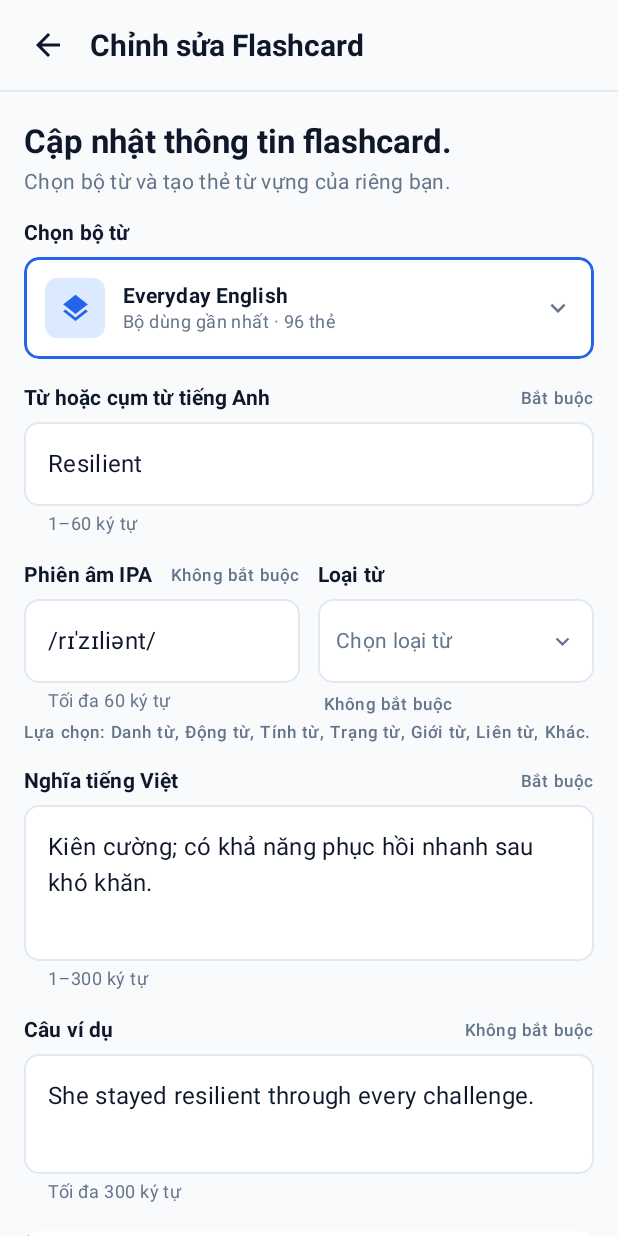
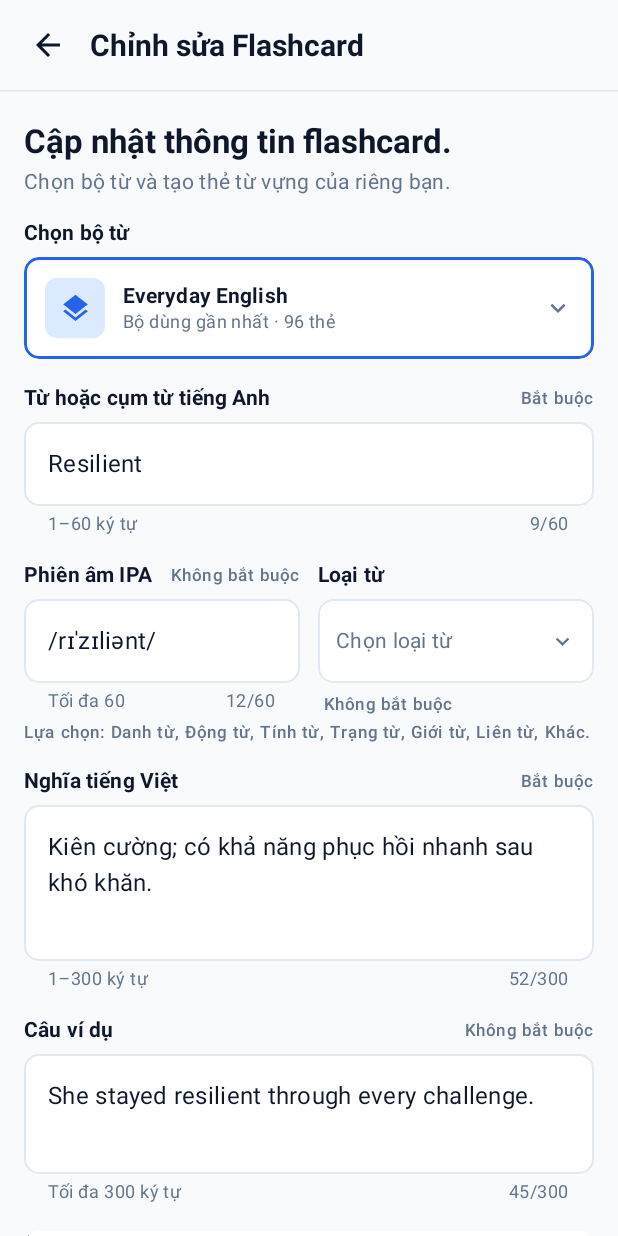
Before and after one commit to ngtngduy/Flashcard-Spaced_Repition, an Android app built with Jetpack Compose: the @Preview function CardEditorScreenLightPreview, on a phone screen of 412 x 824 dp. Run offline under Robolectric (Android 15) with nearby library versions, the phone set to English and light mode, and no system bars.

Commit message:
feat(cardeditor): add field length validation

```diff
--- a/app/src/main/java/com/uth/memora/feature/cardeditor/CardEditorScreen.kt
+++ b/app/src/main/java/com/uth/memora/feature/cardeditor/CardEditorScreen.kt
@@ -238,13 +238,11 @@ fun CardEditorScreen(
                             )
                         },
                         supportingText = {
-                            Text(
-                                text = uiState.wordError ?: "1–${Card.MAX_WORD_LENGTH} ký tự",
-                                color = if (uiState.wordError != null) {
-                                    MaterialTheme.colorScheme.error
-                                } else {
-                                    MaterialTheme.colorScheme.onSurfaceVariant
-                                }
+                            CardEditorSupportingCounterText(
+                                errorText = uiState.wordError,
+                                defaultHintText = "1–${Card.MAX_WORD_LENGTH} ký tự",
+                                currentLength = uiState.word.trim().length,
+                                maxLength = Card.MAX_WORD_LENGTH
                             )
                         },
                         colors = cardEditorTextFieldColors()
@@ -311,13 +309,11 @@ fun CardEditorScreen(
                             )
                         },
                         supportingText = {
-                            Text(
-                                text = uiState.meaningError ?: "1–${Card.MAX_MEANING_LENGTH} ký tự",
-                                color = if (uiState.meaningError != null) {
-                                    MaterialTheme.colorScheme.error
-                                } else {
-                                    MaterialTheme.colorScheme.onSurfaceVariant
-                                }
+                            CardEditorSupportingCounterText(
+                                errorText = uiState.meaningError,
+                                defaultHintText = "1–${Card.MAX_MEANING_LENGTH} ký tự",
+                                currentLength = uiState.meaning.trim().length,
+                                maxLength = Card.MAX_MEANING_LENGTH
                             )
                         },
                         colors = cardEditorTextFieldColors()
@@ -346,13 +342,11 @@ fun CardEditorScreen(
                             )
                         },
                         supportingText = {
-                            Text(
-                                text = uiState.exampleError ?: "Tối đa ${Card.MAX_EXAMPLE_LENGTH} ký tự",
-                                color = if (uiState.exampleError != null) {
-                                    MaterialTheme.colorScheme.error
-                                } else {
-                                    MaterialTheme.colorScheme.onSurfaceVariant
-                                }
+                            CardEditorSupportingCounterText(
+                                errorText = uiState.exampleError,
+                                defaultHintText = "Tối đa ${Card.MAX_EXAMPLE_LENGTH} ký tự",
+                                currentLength = uiState.example.trim().length,
+                                maxLength = Card.MAX_EXAMPLE_LENGTH
                             )
                         },
                         colors = cardEditorTextFieldColors()
@@ -819,16 +813,55 @@ private fun PhoneticFieldSection(
                 )
             },
             supportingText = {
-                Text(
-                    text = phoneticError ?: "Tối đa ${Card.MAX_PHONETIC_LENGTH} ký tự",
-                    color = if (phoneticError != null) {
-                        MaterialTheme.colorScheme.error
-                    } else {
-                        MaterialTheme.colorScheme.onSurfaceVariant
-                    }
+                CardEditorSupportingCounterText(
+                    errorText = phoneticError,
+                    defaultHintText = "Tối đa ${Card.MAX_PHONETIC_LENGTH}",
+                    currentLength = phonetic.trim().length,
+                    maxLength = Card.MAX_PHONETIC_LENGTH
                 )
             },
             colors = cardEditorTextFieldColors()
+        )
+    }
+}
+
+/**
+ * Dòng chú thích dưới mỗi ô nhập liệu kết hợp thông báo lỗi và bộ đếm số ký tự trực tiếp (Mục 6.3 & 11).
+ */
+@Composable
+private fun CardEditorSupportingCounterText(
+    errorText: String?,
+    defaultHintText: String,
+    currentLength: Int,
+    maxLength: Int,
+    modifier: Modifier = Modifier
+) {
+    val isOverLimit = currentLength > maxLength
+    Row(
+        modifier = modifier.fillMaxWidth(),
+        horizontalArrangement = Arrangement.SpaceBetween,
+        verticalAlignment = Alignment.CenterVertically
+    ) {
+        Text(
+            text = errorText ?: defaultHintText,
+            color = if (errorText != null || isOverLimit) {
+                MaterialTheme.colorScheme.error
+            } else {
+                MaterialTheme.colorScheme.onSurfaceVariant
+            },
+            maxLines = 2,
+            overflow = TextOverflow.Ellipsis,
+            modifier = Modifier
+                .weight(1f)
+                .padding(end = 6.dp)
+        )
+        Text(
+            text = "$currentLength/$maxLength",
+            color = if (isOverLimit) {
+                MaterialTheme.colorScheme.error
+            } else {
+                MaterialTheme.colorScheme.onSurfaceVariant
+            }
         )
     }
 }
--- a/app/src/main/java/com/uth/memora/feature/cardeditor/CardEditorUiState.kt
+++ b/app/src/main/java/com/uth/memora/feature/cardeditor/CardEditorUiState.kt
@@ -53,6 +53,14 @@ data class CardEditorUiState(
     val isAiQuotaAvailable: Boolean
         get() = aiAutoFillRemainingToday > 0
 
+    val hasValidationError: Boolean
+        get() = wordError != null ||
+            phoneticError != null ||
+            meaningError != null ||
+            exampleError != null ||
+            deckError != null ||
+            imageError != null
+
     companion object {
         const val MAX_IMAGE_SIZE_BYTES = 500 * 1024L // 500KB (Figma 2197:23 & Mục 6.3)
     }
```
